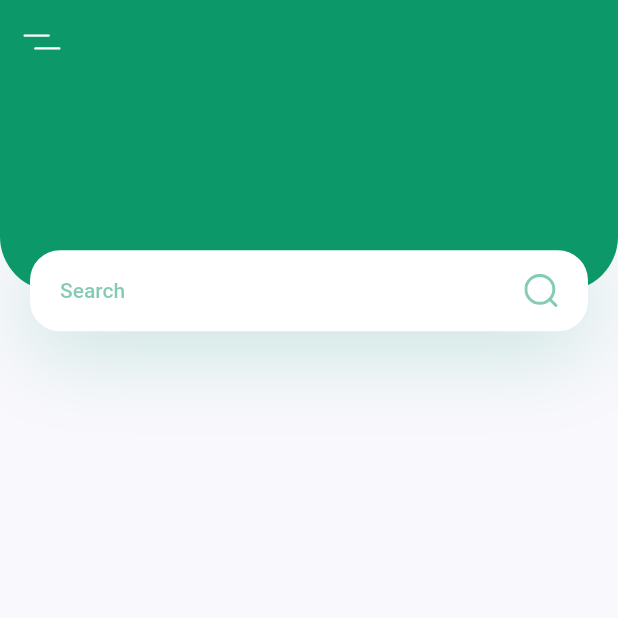
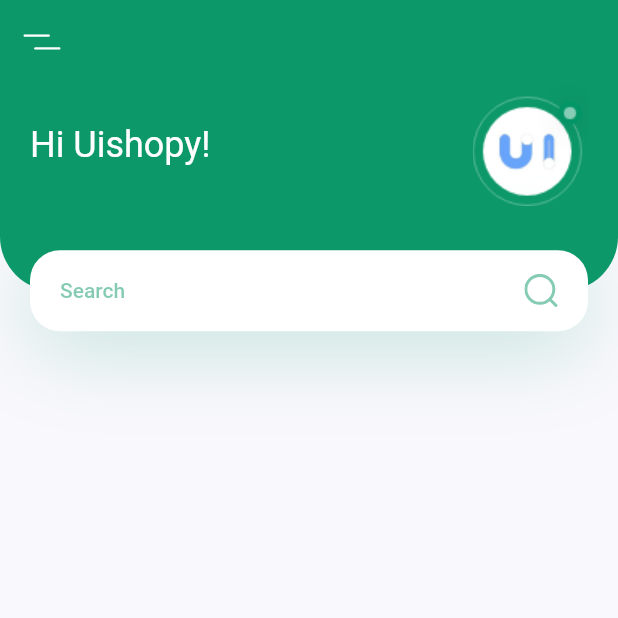
Before and after one commit to songhee24/plant_app_ui, a Flutter app: the screen it shows after launch, on a phone screen of 412 x 824 dp, the top half of it. Run offline on Flutter 3.47's test engine with Material 2 defaults, Android fonts, the phone set to English and light mode, and no system bars; our stand-ins replace flutter_svg.

Commit message:
header with search box

```diff
--- a/lib/screens/home/components/body.dart
+++ b/lib/screens/home/components/body.dart
@@ -14,6 +14,11 @@ class Body extends StatelessWidget {
           child: Stack(
             children: [
               Container(
+                padding: const EdgeInsets.only(
+                  left: kDefaultPadding,
+                  right: kDefaultPadding,
+                  bottom: 36 + kDefaultPadding,
+                ),
                 height: size.height * 0.2 - 27,
                 decoration: const BoxDecoration(
                   color: kPrimaryColor,
@@ -21,6 +26,17 @@ class Body extends StatelessWidget {
                     bottomLeft: Radius.circular(36),
                     bottomRight: Radius.circular(36),
                   ),
+                ),
+                child: Row(
+                  children: [
+                    Text('Hi Uishopy!',
+                        style: Theme.of(context)
+                            .textTheme
+                            .headlineSmall
+                            ?.copyWith(color: Colors.white)),
+                    const Spacer(),
+                    Image.asset('assets/images/logo.png'),
+                  ],
                 ),
               ),
               Positioned(
```
